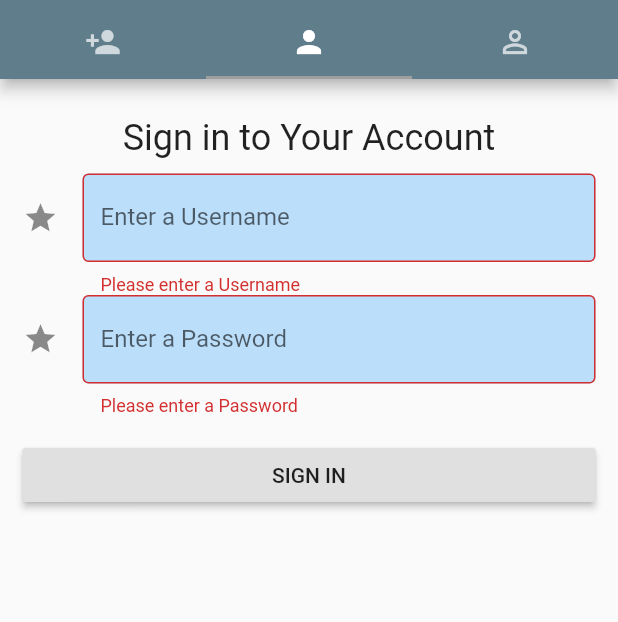
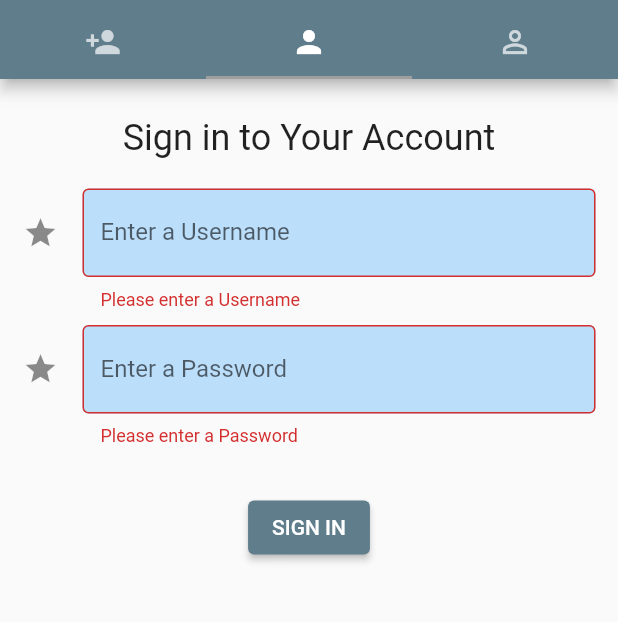
Before and after one commit to VC-Semih/Katmeet, a Flutter app: the screen it shows after launch, tab 2 chosen, after a tap on "SIGN IN", on a phone screen of 412 x 824 dp, the part 77-699 px from its top. Run offline on Flutter 3.47's test engine with Material 2 defaults, Android fonts, the phone set to English and light mode, and no system bars; our stand-ins replace cached_network_image, camera; missing offline and left inert: amplify_analytics_pinpoint, amplify_api, amplify_auth_cognito, amplify_datastore, amplify_datastore_plugin_interface, amplify_flutter and 1 more.

Commit message:
modification de la partie style

```diff
--- a/katmeet/lib/components/forgotPassword.dart
+++ b/katmeet/lib/components/forgotPassword.dart
@@ -131,10 +131,12 @@
                             style: TextStyle(
                                 fontWeight: FontWeight.w400, fontSize: 24)),
                       ),
+                      SizedBox(height: 10.0),
                       TextFormField(
                         controller: _usernameController,
                         decoration:
-                            InputDecoration(filled: true,
+                            InputDecoration(
+                                filled: true,
                                 fillColor: Colors.blue.shade100,
                                 border: OutlineInputBorder(),
                                 labelText: 'Enter your Username',
@@ -148,20 +150,17 @@
                           return null;
                         },
                       ),
-                      ConstrainedBox(
-                          constraints:
-                              const BoxConstraints(minWidth: double.infinity),
-                          child: Padding(
-                            padding: EdgeInsets.fromLTRB(0, 15, 0, 0),
-                            child: RaisedButton(
+                      SizedBox(height: 25.0),
+                      ElevatedButton(
                               onPressed: () {
                                 if (_formKey.currentState.validate()) {
                                   _forgotPass();
                                 }
                               },
                               child: Text('SUBMIT'),
+                        style: ButtonStyle(overlayColor: MaterialStateProperty.all(Colors.lightBlueAccent)),
                             ),
-                          )),
+
                     ]))
               ],
             )));
--- a/katmeet/lib/components/signIn.dart
+++ b/katmeet/lib/components/signIn.dart
@@ -59,6 +59,7 @@
                       style:
                           TextStyle(fontWeight: FontWeight.w400, fontSize: 24)),
                 ),
+                SizedBox(height: 10.0),
                 TextFormField(
                   controller: _usernameController,
                   decoration: InputDecoration(
@@ -77,6 +78,7 @@
                     return null;
                   },
                 ),
+                SizedBox(height: 10.0),
                 TextFormField(
                   controller: _passwordController,
                   decoration: InputDecoration(
@@ -84,7 +86,7 @@
                       fillColor: Colors.blue.shade100,
                       border: OutlineInputBorder(),
                       labelText: 'Enter a Password',
-                      hintText: 'Meow',
+                      hintText: '123-456-78',
                       icon: Icon(Icons.star)
                   ),
                   obscureText: true,
@@ -96,20 +98,16 @@
                     return null;
                   },
                 ),
-                ConstrainedBox(
-                    constraints:
-                        const BoxConstraints(minWidth: double.infinity),
-                    child: Padding(
-                      padding: EdgeInsets.fromLTRB(0, 15, 0, 0),
-                      child: RaisedButton(
+                SizedBox(height: 30.0),
+                ElevatedButton(
                         onPressed: () {
                           if (_formKey.currentState.validate()) {
                             _signIn();
                           }
                         },
                         child: Text('SIGN IN'),
+                        style: ButtonStyle(overlayColor: MaterialStateProperty.all(Colors.lightBlueAccent)),
                       ),
-                    )),
               ],
             )));
   }
--- a/katmeet/lib/components/signUp.dart
+++ b/katmeet/lib/components/signUp.dart
@@ -85,6 +85,7 @@
                               style: TextStyle(
                                   fontWeight: FontWeight.bold, fontSize: 24)),
                         ),
+                        SizedBox(height: 10.0),
                         TextFormField(
                           controller: _confirmController,
                           decoration: InputDecoration(
@@ -92,7 +93,6 @@
                               fillColor: Colors.blue.shade100,
                               border: OutlineInputBorder(),
                               labelText: 'Enter confirmation code',
-                              contentPadding: new EdgeInsets.only(bottom: 1.0),
                               hintText: 'Confirmeow',
                               icon: Icon(Icons.star)),
                           validator: (value) {
@@ -102,34 +102,27 @@
                             return null;
                           },
                         ),
-                        ConstrainedBox(
-                            constraints:
-                                const BoxConstraints(minWidth: double.infinity),
-                            child: Padding(
-                              padding: EdgeInsets.fromLTRB(0, 15, 0, 0),
-                              child: RaisedButton(
+                        SizedBox(height: 25.0),
+                        ElevatedButton(
                                 onPressed: () {
                                   if (_formKey.currentState.validate()) {
                                     _confirm();
                                   }
                                 },
                                 child: Text('CONFIRM ACCOUNT'),
-                              ),
-                            )),
-                        ConstrainedBox(
-                            constraints:
-                                const BoxConstraints(minWidth: double.infinity),
-                            child: Padding(
-                              padding: EdgeInsets.fromLTRB(0, 5, 0, 0),
-                              child: FlatButton(
+                          style: ButtonStyle(overlayColor: MaterialStateProperty.all(Colors.lightBlueAccent)),
+
+                        ),
+
+                        ElevatedButton(
                                 onPressed: () {
                                   setState(() {
                                     _isSignedUp = false;
                                   });
                                 },
                                 child: Text('CANCEL'),
+                          style: ButtonStyle(overlayColor: MaterialStateProperty.all(Colors.lightBlueAccent)),
                               ),
-                            )),
                       ],
                     )),
                 SizedBox(height: 30.0),
@@ -189,7 +182,7 @@
                                 fillColor: Colors.blue.shade100,
                                 border: OutlineInputBorder(),
                                 labelText: 'Enter a Password',
-                                hintText: '123-456',
+                                hintText: '123-456-78',
                                 icon: Icon(Icons.star)),
                         obscureText: true,
                         validator: (value) {
@@ -208,7 +201,7 @@
                                 fillColor: Colors.blue.shade100,
                                 border: OutlineInputBorder(),
                                 labelText: 'Verify Password',
-                                hintText: '123-456',
+                                hintText: '123-456-78',
                                 icon: Icon(Icons.star)),
                         obscureText: true,
                         validator: (value) {
@@ -233,20 +226,16 @@
                         style: ButtonStyle(overlayColor: MaterialStateProperty.all(Colors.lightBlueAccent)),
                       ),
 
-                      ConstrainedBox(
-                          constraints:
-                              const BoxConstraints(minWidth: double.infinity),
-                          child: Padding(
-                            padding: EdgeInsets.fromLTRB(0, 5, 0, 0),
-                            child: FlatButton(
+                      ElevatedButton(
                               onPressed: () {
                                 setState(() {
                                   _isSignedUp = true;
                                 });
                               },
                               child: Text('CONFIRM ACCOUNT'),
+                        style: ButtonStyle(overlayColor: MaterialStateProperty.all(Colors.lightBlueAccent)),
                             ),
-                          )),
+
                     ],
                   ),
                 )
```
Also changed, not shown: 3 other files.
